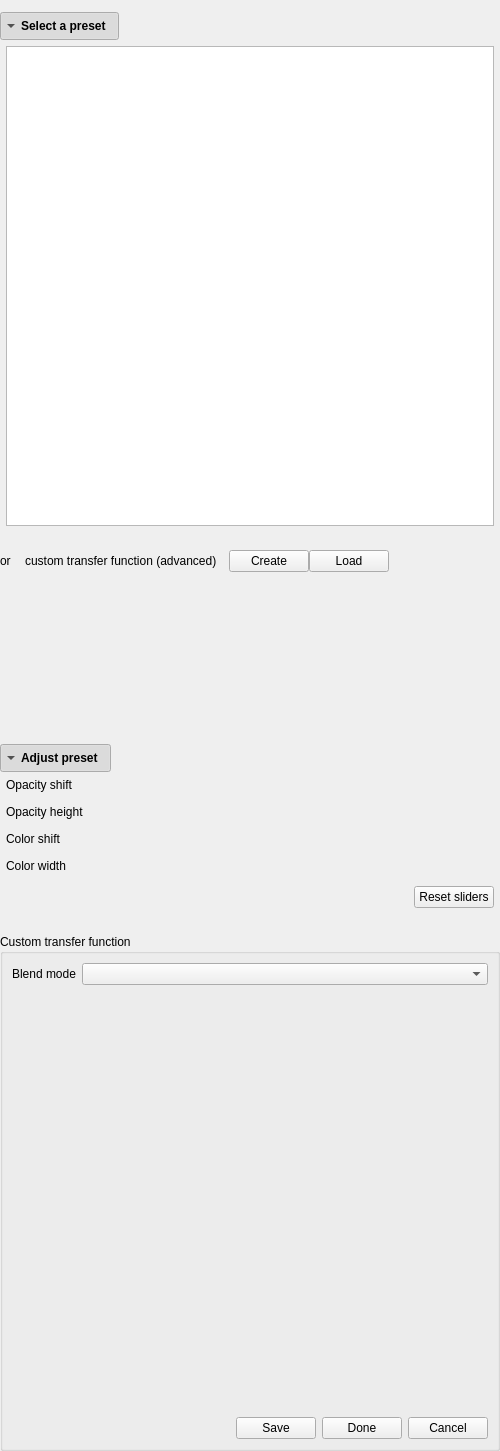
First picture: the form in Modules/VolumeVisualizationUI/src/QmitkVolumeTransferFunctionEditorControls.ui, repository MITK/MITK, before the edit.
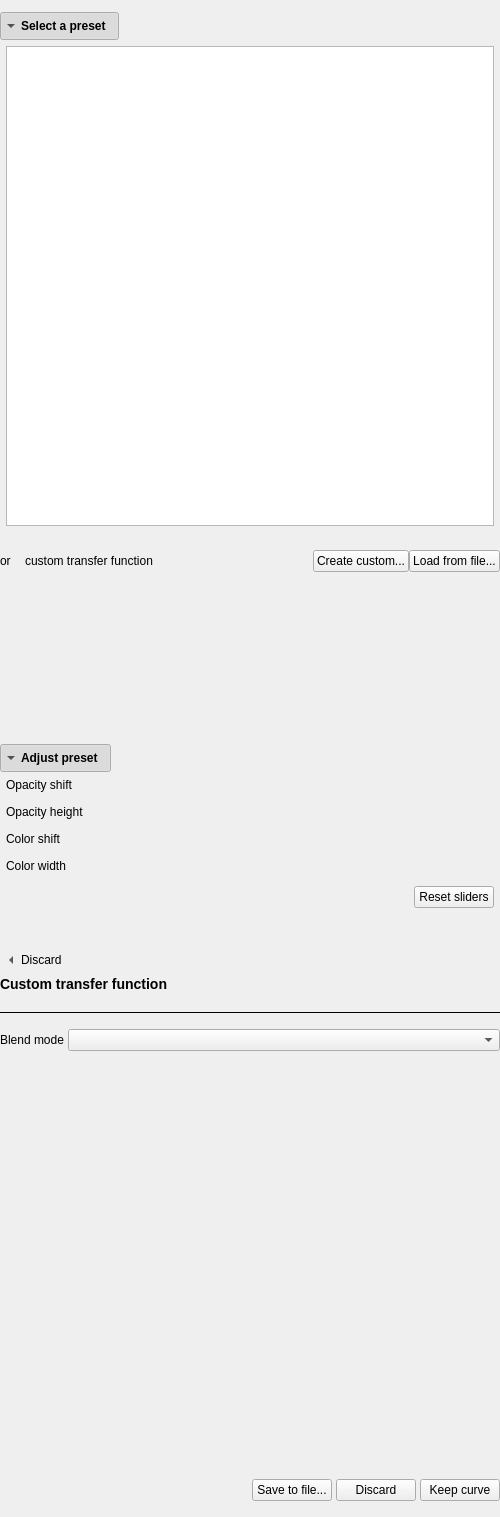
Second picture: the form after the edit. Custom widgets are drawn as their Qt base class.

Commit message: Give custom authoring the whole panel

```diff
--- a/Modules/VolumeVisualizationUI/src/QmitkVolumeTransferFunctionEditorControls.ui
+++ b/Modules/VolumeVisualizationUI/src/QmitkVolumeTransferFunctionEditorControls.ui
@@ -170,7 +170,7 @@
         <item>
          <widget class="QLabel" name="tfAdvancedLabel">
           <property name="text">
-           <string>custom transfer function (advanced)</string>
+           <string>custom transfer function</string>
           </property>
          </widget>
         </item>
@@ -179,12 +179,9 @@
           <property name="orientation">
            <enum>Qt::Orientation::Horizontal</enum>
           </property>
-          <property name="sizeType">
-           <enum>QSizePolicy::Policy::Fixed</enum>
-          </property>
           <property name="sizeHint" stdset="0">
            <size>
-            <width>12</width>
+            <width>40</width>
             <height>20</height>
            </size>
           </property>
@@ -193,30 +190,17 @@
         <item>
          <widget class="QPushButton" name="createTfButton">
           <property name="text">
-           <string>Create</string>
+           <string>Create custom...</string>
           </property>
          </widget>
         </item>
         <item>
          <widget class="QPushButton" name="loadTfButton">
           <property name="text">
-           <string>Load</string>
+           <string>Load from file...</string>
           </property>
          </widget>
         </item>
-        <item>
-         <spacer name="tfButtonsTrailingSpacer">
-          <property name="orientation">
-           <enum>Qt::Orientation::Horizontal</enum>
-          </property>
-          <property name="sizeHint" stdset="0">
-           <size>
-            <width>40</width>
-            <height>20</height>
-           </size>
-          </property>
-         </spacer>
-        </item>
        </layout>
       </item>
       <item>
@@ -404,11 +388,142 @@
     </widget>
    </item>
    <item>
-    <widget class="QGroupBox" name="advancedTfPanel">
-     <property name="title">
-      <string>Custom transfer function</string>
-     </property>
+    <widget class="QWidget" name="advancedTfPanel" native="true">
      <layout class="QVBoxLayout" name="advancedTfLayout">
+      <property name="spacing">
+       <number>4</number>
+      </property>
+      <property name="leftMargin">
+       <number>0</number>
+      </property>
+      <property name="topMargin">
+       <number>12</number>
+      </property>
+      <property name="rightMargin">
+       <number>0</number>
+      </property>
+      <property name="bottomMargin">
+       <number>16</number>
+      </property>
+      <item>
+       <layout class="QVBoxLayout" name="customHeaderLayout">
+        <property name="spacing">
+         <number>2</number>
+        </property>
+        <item alignment="Qt::AlignLeft">
+         <widget class="QToolButton" name="backToPresetsButton">
+          <property name="minimumSize">
+           <size>
+            <width>0</width>
+            <height>28</height>
+           </size>
+          </property>
+          <property name="toolTip">
+           <string>Go back to the presets. The curve authored here is discarded.</string>
+          </property>
+          <property name="text">
+           <string>Discard</string>
+          </property>
+          <property name="iconSize">
+           <size>
+            <width>16</width>
+            <height>16</height>
+           </size>
+          </property>
+          <property name="toolButtonStyle">
+           <enum>Qt::ToolButtonStyle::ToolButtonTextBesideIcon</enum>
+          </property>
+          <property name="arrowType">
+           <enum>Qt::ArrowType::LeftArrow</enum>
+          </property>
+          <property name="autoRaise">
+           <bool>true</bool>
+          </property>
+         </widget>
+        </item>
+        <item>
+         <widget class="QLabel" name="customTitleLabel">
+          <property name="textFormat">
+           <enum>Qt::TextFormat::RichText</enum>
+          </property>
+          <property name="text">
+           <string>&lt;h3&gt;Custom transfer function&lt;/h3&gt;</string>
+          </property>
+         </widget>
+        </item>
+        <item>
+         <widget class="QLabel" name="customHintLabel">
+          <property name="sizePolicy">
+           <sizepolicy hsizetype="Preferred" vsizetype="Minimum">
+            <horstretch>0</horstretch>
+            <verstretch>0</verstretch>
+           </sizepolicy>
+          </property>
+          <property name="font">
+           <font>
+            <italic>true</italic>
+           </font>
+          </property>
+          <property name="textFormat">
+           <enum>Qt::TextFormat::RichText</enum>
+          </property>
+          <property name="wordWrap">
+           <bool>true</bool>
+          </property>
+          <property name="text">
+           <string/>
+          </property>
+         </widget>
+        </item>
+       </layout>
+      </item>
+      <item>
+       <widget class="QFrame" name="customHeaderSeparator">
+        <property name="sizePolicy">
+         <sizepolicy hsizetype="Expanding" vsizetype="Fixed">
+          <horstretch>0</horstretch>
+          <verstretch>0</verstretch>
+         </sizepolicy>
+        </property>
+        <property name="minimumSize">
+         <size>
+          <width>0</width>
+          <height>1</height>
+         </size>
+        </property>
+        <property name="maximumSize">
+         <size>
+          <width>16777215</width>
+          <height>1</height>
+         </size>
+        </property>
+        <property name="frameShape">
+         <enum>QFrame::Shape::Box</enum>
+        </property>
+        <property name="frameShadow">
+         <enum>QFrame::Shadow::Plain</enum>
+        </property>
+        <property name="lineWidth">
+         <number>1</number>
+        </property>
+       </widget>
+      </item>
+      <item>
+       <spacer name="customHeaderSpacerBelow">
+        <property name="orientation">
+         <enum>Qt::Orientation::Vertical</enum>
+        </property>
+        <property name="sizeType">
+         <enum>QSizePolicy::Policy::Fixed</enum>
+        </property>
+        <property name="sizeHint" stdset="0">
+         <size>
+          <width>20</width>
+          <height>12</height>
+         </size>
+        </property>
+       </spacer>
+      </item>
       <item>
        <layout class="QHBoxLayout" name="blendModeLayout">
         <item>
@@ -466,22 +581,28 @@
         </item>
         <item>
          <widget class="QPushButton" name="saveUserTfButton">
-          <property name="text">
-           <string>Save</string>
+          <property name="toolTip">
+           <string>Write this curve to a JSON file, so that it can be loaded again later.</string>
           </property>
-         </widget>
-        </item>
-        <item>
-         <widget class="QPushButton" name="doneTfButton">
           <property name="text">
-           <string>Done</string>
+           <string>Save to file...</string>
           </property>
          </widget>
         </item>
         <item>
          <widget class="QPushButton" name="cancelTfCreationButton">
           <property name="text">
-           <string>Cancel</string>
+           <string>Discard</string>
+          </property>
+         </widget>
+        </item>
+        <item>
+         <widget class="QPushButton" name="doneTfButton">
+          <property name="toolTip">
+           <string>Keep this curve and go back. It is no longer described by any preset name.</string>
+          </property>
+          <property name="text">
+           <string>Keep curve</string>
           </property>
          </widget>
         </item>
```
Left out of the diff: 11 changed lines with no effect on the pictures. The commit also changes 5 other files.
